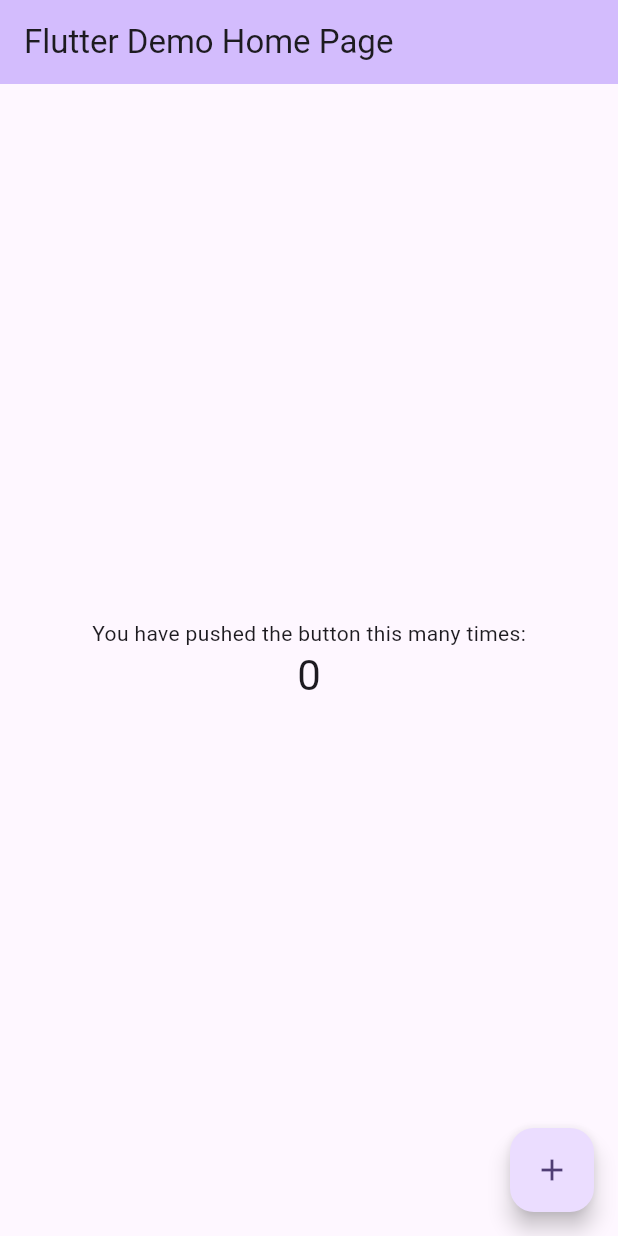
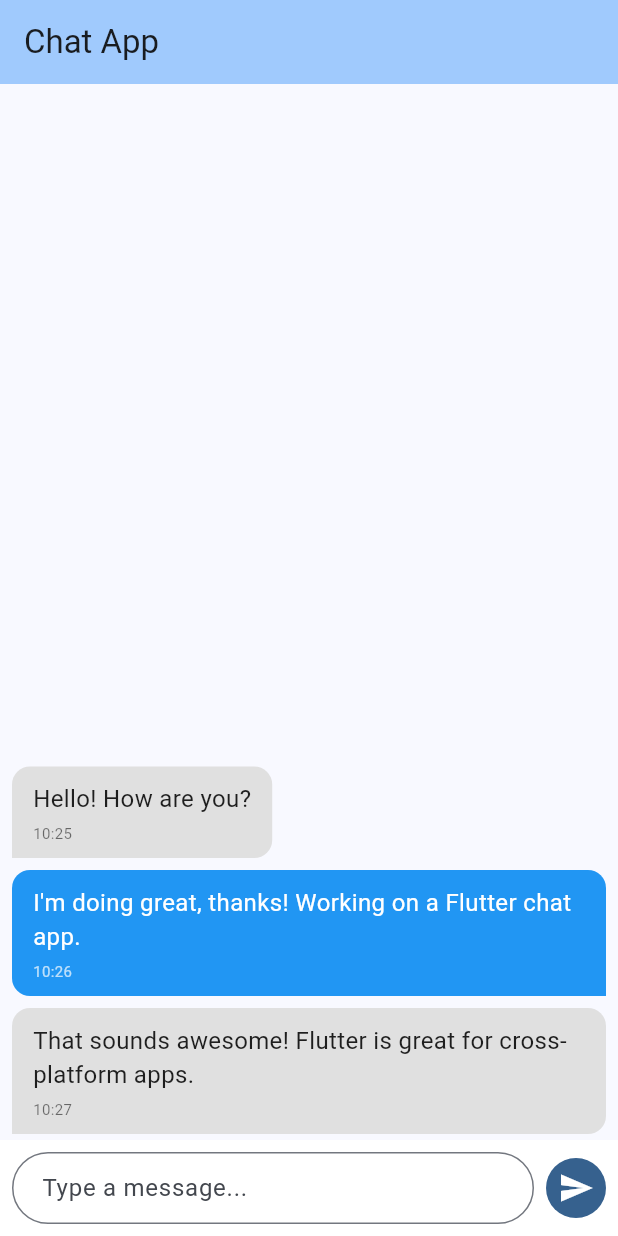
Before and after one commit to could-ai/019ada7a-05b7-702c-94e9-913e8c66d7c6, a Flutter app: the screen it shows after launch, on a phone screen of 412 x 824 dp. Run offline on Flutter 3.47's test engine with Material 3 defaults, Android fonts, the phone set to English and light mode, and no system bars.

Commit message:
Created Message model to store chat message data including text, sender status, and timestamp.; Created ChatBubble widget to display individual messages with distinct styling for sent vs received messages.; Created ChatScreen as the main UI, implementing message list display, input field, and basic send/receive logic with mock data.; Updated main.dart to set ChatScreen as the home route and configured the app theme.

```diff
--- a/usr/lib/main.dart
+++ b/usr/lib/main.dart
@@ -1,4 +1,5 @@
 import 'package:flutter/material.dart';
+import 'screens/chat_screen.dart';
 
 void main() {
   runApp(const MyApp());
@@ -7,117 +8,19 @@ void main() {
 class MyApp extends StatelessWidget {
   const MyApp({super.key});
 
-  // This widget is the root of your application.
   @override
   Widget build(BuildContext context) {
     return MaterialApp(
-      title: 'Flutter Demo',
+      title: 'Flutter Chat App',
       debugShowCheckedModeBanner: false,
       theme: ThemeData(
-        // This is the theme of your application.
-        //
-        // TRY THIS: Try running your application with "flutter run". You'll see
-        // the application has a purple toolbar. Then, without quitting the app,
-        // try changing the seedColor in the colorScheme below to Colors.green
-        // and then invoke "hot reload" (save your changes or press the "hot
-        // reload" button in a Flutter-supported IDE, or press "r" if you used
-        // the command line to start the app).
-        //
-        // Notice that the counter didn't reset back to zero; the application
-        // state is not lost during the reload. To reset the state, use hot
-        // restart instead.
-        //
-        // This works for code too, not just values: Most code changes can be
-        // tested with just a hot reload.
-        colorScheme: ColorScheme.fromSeed(seedColor: Colors.deepPurple),
+        colorScheme: ColorScheme.fromSeed(seedColor: Colors.blue),
+        useMaterial3: true,
       ),
       initialRoute: '/',
       routes: {
-        '/': (context) => const MyHomePage(title: 'Flutter Demo Home Page'),
+        '/': (context) => const ChatScreen(),
       },
     );
   }
 }
-
-class MyHomePage extends StatefulWidget {
-  const MyHomePage({super.key, required this.title});
-
-  // This widget is the home page of your application. It is stateful, meaning
-  // that it has a State object (defined below) that contains fields that affect
-  // how it looks.
-
-  // This class is the configuration for the state. It holds the values (in this
-  // case the title) provided by the parent (in this case the App widget) and
-  // used by the build method of the State. Fields in a Widget subclass are
-  // always marked "final".
-
-  final String title;
-
-  @override
-  State<MyHomePage> createState() => _MyHomePageState();
-}
-
-class _MyHomePageState extends State<MyHomePage> {
-  int _counter = 0;
-
-  void _incrementCounter() {
-    setState(() {
-      // This call to setState tells the Flutter framework that something has
-      // changed in this State, which causes it to rerun the build method below
-      // so that the display can reflect the updated values. If we changed
-      // _counter without calling setState(), then the build method would not be
-      // called again, and so nothing would appear to happen.
-      _counter++;
-    });
-  }
-
-  @override
-  Widget build(BuildContext context) {
-    // This method is rerun every time setState is called, for instance as done
-    // by the _incrementCounter method above.
-    //
-    // The Flutter framework has been optimized to make rerunning build methods
-    // fast, so that you can just rebuild anything that needs updating rather
-    // than having to individually change instances of widgets.
-    return Scaffold(
-      appBar: AppBar(
-        // TRY THIS: Try changing the color here to a specific color (to
-        // Colors.amber, perhaps?) and trigger a hot reload to see the AppBar
-        // change color while the other colors stay the same.
-        backgroundColor: Theme.of(context).colorScheme.inversePrimary,
-        // Here we take the value from the MyHomePage object that was created by
-        // the App.build method, and use it to set our appbar title.
-        title: Text(widget.title),
-      ),
-      body: Center(
-        // Center is a layout widget. It takes a single child and positions it
-        // in the middle of the parent.
-        child: Column(
-          // Column is also a layout widget. It takes a list of children and
-          // arranges them vertically. By default, it sizes itself to fit its
-          // children horizontally, and tries to be as tall as its parent.
-          //
-          // Column has various properties to control how it sizes itself and
-          // how it positions its children. Here we use mainAxisAlignment to
-          // center the children vertically; the main axis here is the vertical
-          // axis because Columns are vertical (the cross axis would be
-          // horizontal).
-          //
-          // TRY THIS: Invoke "debug painting" (choose the "Toggle Debug Paint"
-          // action in the IDE, or press "p" in the console), to see the
-          // wireframe for each widget.
-          mainAxisAlignment: MainAxisAlignment.center,
-          children: <Widget>[
-            const Text('You have pushed the button this many times:'),
-            Text('$_counter', style: Theme.of(context).textTheme.headlineMedium),
-          ],
-        ),
-      ),
-      floatingActionButton: FloatingActionButton(
-        onPressed: _incrementCounter,
-        tooltip: 'Increment',
-        child: const Icon(Icons.add),
-      ), // This trailing comma makes auto-formatting nicer for build methods.
-    );
-  }
-}
--- /dev/null
+++ b/usr/lib/models/message.dart
@@ -0,0 +1,7 @@
+class Message {
+  final String text;
+  final bool isMe;
+  final DateTime timestamp;
+
+  Message({required this.text, required this.isMe, required this.timestamp});
+}
--- /dev/null
+++ b/usr/lib/screens/chat_screen.dart
@@ -0,0 +1,116 @@
+import 'package:flutter/material.dart';
+import '../models/message.dart';
+import '../widgets/chat_bubble.dart';
+
+class ChatScreen extends StatefulWidget {
+  const ChatScreen({super.key});
+
+  @override
+  State<ChatScreen> createState() => _ChatScreenState();
+}
+
+class _ChatScreenState extends State<ChatScreen> {
+  final TextEditingController _controller = TextEditingController();
+  final ScrollController _scrollController = ScrollController();
+
+  // Initial mock data
+  final List<Message> _messages = [
+    Message(text: "Hello! How are you?", isMe: false, timestamp: DateTime.now().subtract(const Duration(minutes: 5))),
+    Message(text: "I'm doing great, thanks! Working on a Flutter chat app.", isMe: true, timestamp: DateTime.now().subtract(const Duration(minutes: 4))),
+    Message(text: "That sounds awesome! Flutter is great for cross-platform apps.", isMe: false, timestamp: DateTime.now().subtract(const Duration(minutes: 3))),
+  ];
+
+  void _sendMessage() {
+    if (_controller.text.trim().isEmpty) return;
+
+    final text = _controller.text.trim();
+
+    setState(() {
+      _messages.add(
+        Message(
+          text: text,
+          isMe: true,
+          timestamp: DateTime.now(),
+        ),
+      );
+      _controller.clear();
+    });
+
+    // Simulate a reply after a short delay
+    Future.delayed(const Duration(seconds: 1), () {
+      if (mounted) {
+        setState(() {
+          _messages.add(
+            Message(
+              text: "Echo: $text", // Simple echo bot for now
+              isMe: false,
+              timestamp: DateTime.now(),
+            ),
+          );
+        });
+      }
+    });
+  }
+
+  @override
+  Widget build(BuildContext context) {
+    return Scaffold(
+      appBar: AppBar(
+        title: const Text('Chat App'),
+        backgroundColor: Theme.of(context).colorScheme.inversePrimary,
+      ),
+      body: Column(
+        children: [
+          Expanded(
+            child: ListView.builder(
+              // Using reverse: true so the list starts from the bottom
+              reverse: true,
+              controller: _scrollController,
+              itemCount: _messages.length,
+              itemBuilder: (context, index) {
+                // Because of reverse: true, index 0 is the bottom-most item (last in list)
+                final message = _messages[_messages.length - 1 - index];
+                return ChatBubble(message: message);
+              },
+            ),
+          ),
+          _buildMessageInput(),
+        ],
+      ),
+    );
+  }
+
+  Widget _buildMessageInput() {
+    return Container(
+      padding: const EdgeInsets.all(8.0),
+      color: Colors.white,
+      child: SafeArea(
+        child: Row(
+          children: [
+            Expanded(
+              child: TextField(
+                controller: _controller,
+                decoration: InputDecoration(
+                  hintText: 'Type a message...',
+                  border: OutlineInputBorder(
+                    borderRadius: BorderRadius.circular(24),
+                  ),
+                  contentPadding: const EdgeInsets.symmetric(horizontal: 16, vertical: 10),
+                ),
+                onSubmitted: (_) => _sendMessage(),
+              ),
+            ),
+            const SizedBox(width: 8),
+            CircleAvatar(
+              backgroundColor: Theme.of(context).primaryColor,
+              child: IconButton(
+                icon: const Icon(Icons.send, color: Colors.white),
+                onPressed: _sendMessage,
+              ),
+            ),
+          ],
+        ),
+      ),
+    );
+  }
+}
--- /dev/null
+++ b/usr/lib/widgets/chat_bubble.dart
@@ -0,0 +1,52 @@
+import 'package:flutter/material.dart';
+import '../models/message.dart';
+
+class ChatBubble extends StatelessWidget {
+  final Message message;
+
+  const ChatBubble({super.key, required this.message});
+
+  @override
+  Widget build(BuildContext context) {
+    return Align(
+      alignment: message.isMe ? Alignment.centerRight : Alignment.centerLeft,
+      child: Container(
+        margin: const EdgeInsets.symmetric(vertical: 4, horizontal: 8),
+        padding: const EdgeInsets.symmetric(vertical: 10, horizontal: 14),
+        decoration: BoxDecoration(
+          color: message.isMe ? Colors.blue : Colors.grey[300],
+          borderRadius: BorderRadius.only(
+            topLeft: const Radius.circular(12),
+            topRight: const Radius.circular(12),
+            bottomLeft: message.isMe ? const Radius.circular(12) : Radius.zero,
+            bottomRight: message.isMe ? Radius.zero : const Radius.circular(12),
+          ),
+        ),
+        child: Column(
+          crossAxisAlignment: CrossAxisAlignment.start,
+          children: [
+            Text(
+              message.text,
+              style: TextStyle(
+                color: message.isMe ? Colors.white : Colors.black87,
+                fontSize: 16,
+              ),
+            ),
+            const SizedBox(height: 4),
+            Text(
+              _formatTime(message.timestamp),
+              style: TextStyle(
+                color: message.isMe ? Colors.white70 : Colors.black54,
+                fontSize: 10,
+              ),
+            ),
+          ],
+        ),
+      ),
+    );
+  }
+
+  String _formatTime(DateTime time) {
+    return "${time.hour.toString().padLeft(2, '0')}:${time.minute.toString().padLeft(2, '0')}";
+  }
+}
```
